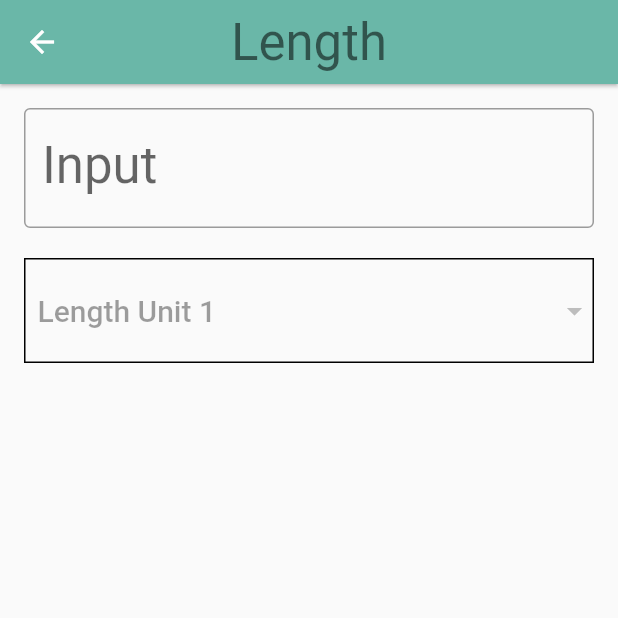
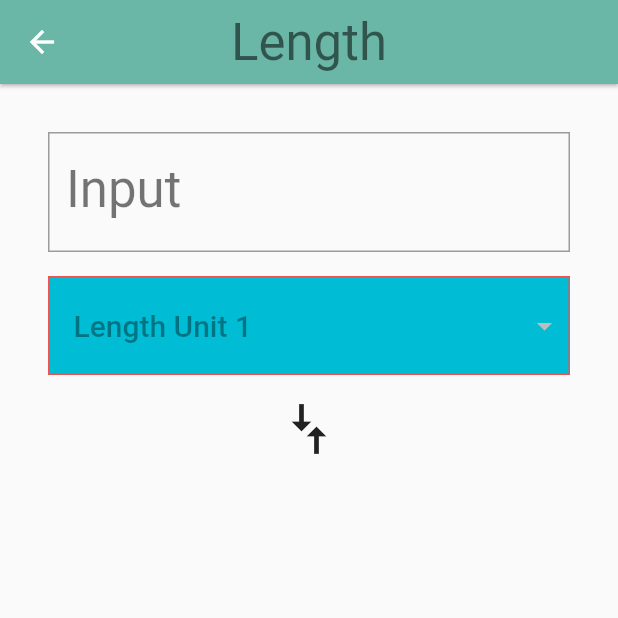
Before and after one commit to DariusDumel/Udacity-Flutter-App, a Flutter app: the screen it shows after launch, after a tap on "Length", on a phone screen of 412 x 824 dp, the top half of it. Run offline on Flutter 3.47's test engine with Material 2 defaults, Android fonts, the phone set to English and light mode, and no system bars.

Commit message:
heavily changed converter route

```diff
--- a/udacity_app/lib/category.dart
+++ b/udacity_app/lib/category.dart
@@ -88,6 +88,7 @@ class Category extends StatelessWidget
             units: units,
             color: color
           ),
+          resizeToAvoidBottomPadding: false,
         );
       }));
   }
--- a/udacity_app/lib/converter_route.dart
+++ b/udacity_app/lib/converter_route.dart
@@ -2,6 +2,8 @@ import 'package:flutter/material.dart';
 import 'package:meta/meta.dart';
 
 import 'unit.dart';
+
+const _padding = EdgeInsets.all(16.0);
 
 class ConverterScreen extends StatefulWidget {
   final List<Unit> units;
@@ -28,14 +30,17 @@ class _ConverterRoute extends State<ConverterScreen>
   // value and units
   double _inputValue;
   String _convertedOutput;
-  Unit _outUnits;
-  TextEditingController _inputController;
+  Unit _fromValue;
+  Unit _toValue;
+  List<DropdownMenuItem> _unitMenuItems;
   bool _invalidInputFlag = false;
 
   // TODO: Determine weather you need to overide anything, such as initState()
   @override
   void initState() {
-    _inputController = TextEditingController();
+    _createDropdownItems();
+    _fromValue = widget.units[0];
+    _toValue = widget.units[1];
     super.initState();
   }
 
@@ -91,38 +96,52 @@ class _ConverterRoute extends State<ConverterScreen>
   }
 
   //? creating items to go into the drop down
-  List<DropdownMenuItem> _createDropdownItems() {
+  void _createDropdownItems() {
     var items = <DropdownMenuItem>[];
-    for(int i = 0; i < widget.units.length; i++)
+    for(var unit in widget.units)
     {
-      var item = DropdownMenuItem(
-        child: Padding(
-          padding: EdgeInsets.all(8.0),
-          child:Text(widget.units[i].name)
-        )
-      );
-      items.add(item);
+      items.add(DropdownMenuItem(
+        value: unit.name,
+        child: Container(
+          child: Text(
+            unit.name,
+            softWrap: true,
+          ),
+        ),
+      ));
     }
-    return items;
+    setState(() {
+          _unitMenuItems = items;
+        });
   }
 
   Widget _createDropdownMenu() {
     return Container(
-      margin: EdgeInsets.only(top: 20.0),
-      height: 70.0,
+      margin: EdgeInsets.only(top: 16.0),
       decoration: BoxDecoration(
-        border: Border.all()
+        color: Colors.cyan,
+        border: Border.all(
+          color: Colors.red[400],
+          width: 1.0,
+        ),
+      ),
+      padding: EdgeInsets.symmetric(vertical: 8.0),
+      child: Theme(
+        data: Theme.of(context).copyWith(
+          canvasColor: Colors.red[50],
         ),
         child: DropdownButtonHideUnderline(
-        child: Directionality(
-          textDirection: TextDirection.ltr,
+          child: ButtonTheme(
+            alignedDropdown: true,
             child: DropdownButton(
+              value: _fromValue.name,
               style: Theme.of(context).textTheme.title,
-            items: _createDropdownItems(),
-            onChanged: null
-          )
-        )
-      )
+              items: _unitMenuItems,
+              onChanged: null,
+            ),
+          ),
+        ),
+      ),
     );
   }
 
@@ -131,38 +150,57 @@ class _ConverterRoute extends State<ConverterScreen>
     Widget build(BuildContext context)
     {
       // TODO: Create the 'input' group of widgets. This is a Column that
-      // includes the output value, and 'from' unit [Dropdown].
-    var _inputGroup = Padding(
-      padding: EdgeInsets.all(16.0),
+      // includes the input value, and 'from' unit [Dropdown].
+    final input = Padding(
+      padding: _padding,
       child: Column(
         crossAxisAlignment: CrossAxisAlignment.stretch,
-        children: <Widget>[
+        children: [
           TextField(
-            controller: _inputController,
-            onChanged: _updateInputValue,
-            keyboardType: TextInputType.number,
             style: Theme.of(context).textTheme.display1,
             decoration: InputDecoration(
               labelText: "Input",
+              labelStyle: Theme.of(context).textTheme.display1,
               errorText: _invalidInputFlag ? "😂 Please enter a valid number." : null,
-            border: OutlineInputBorder()
+              border: OutlineInputBorder(
+                borderRadius: BorderRadius.circular(0.0)
               ),
+            ),
+
+            onChanged: _updateInputValue,
+            keyboardType: TextInputType.number,
           ),
           _createDropdownMenu()
         ]
       )
     );
-      // TODO: Create a compare arrows icon.
+
+      final arrows = RotatedBox(
+        quarterTurns: 1,
+        child: Icon(
+          Icons.compare_arrows,
+          size: 40.0,
+        ),
+      );
 
       // TODO: Create the 'output' group of widgets. This is a Column that
 
-      // TODO: Return the input, arrows, and output widgets, wrapped in
+      final output = Padding(
+        padding: _padding,
+      );
 
-      return Column(
+      final converter = Column(
+        crossAxisAlignment: CrossAxisAlignment.stretch,
         children: <Widget>[
-          _inputGroup,
+          input,
+          arrows,
+          output,
+        ],
+      );
 
-        ],
+      return Padding(
+        padding: _padding,
+        child: converter,
       );
   }
 }
```
Also changed, not shown: udacity_app/lib/unit.dart (+4 -4 lines). Lines whose indentation alone changed are shown as unchanged.
